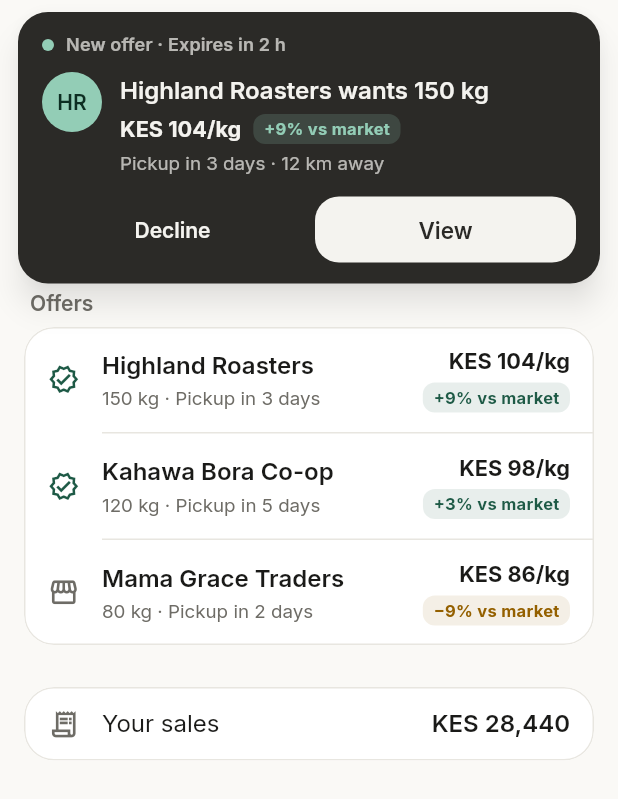
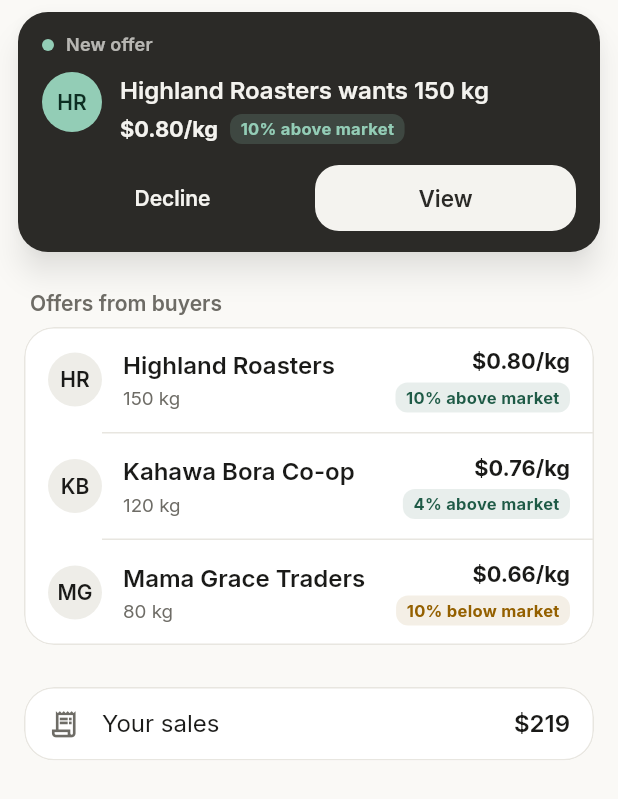
Before and after one commit to JackSantospago/Espresso-Hackers, a Flutter app: the SellScreen screen opened directly, on a phone screen of 412 x 824 dp. Shown: the top 799 px of the screen. Run offline on Flutter 3.47's test engine with Material 3 defaults, Android fonts, the phone set to English and light mode, and no system bars; our stand-ins replace connectivity_plus, geolocator, image_picker; missing offline and left inert: flutter_edge_ai, flutter_edge_ai_embeddings, flutter_edge_ai_litertlm, flutter_edge_ai_sqlite, tflite_flutter, workmanager; statements that could not run were skipped.

Commit message:
Sell readable in 4 seconds: dollars, plain words, less per row
- Demo prices in US dollars (/bin/zsh.80/kg) instead of KES
- 'x% above / below market', 'Paid by mobile money', 'Offers from buyers'
- Offer rows: initials, buyer, kilos, price, above/below tag
- Ring: '1,000 kg / this season' and 'Ready Oct → Dec' only
- Slide-in offer: buyer, kilos, price, tag, two buttons
- Offer sheet: tag under the price (fixes a French overflow)

Co-Authored-By: Claude Opus 5.5 <noreply@anthropic.com>

```diff
--- a/field_assistant/lib/frontend/sell/market_demo.dart
+++ b/field_assistant/lib/frontend/sell/market_demo.dart
@@ -53,16 +53,16 @@ class MarketDemo extends ChangeNotifier {
   MarketDemo();
   static final instance = MarketDemo();
 
-  /// Coffee cherry, KES per kg (demo value).
-  final int referencePrice = 95;
-  static const currency = 'KES';
+  /// Coffee cherry, US cents per kg (demo value). Shown in US dollars so anyone
+  /// watching the demo reads it at once; a real market would use the local currency.
+  final int referencePrice = 73;
 
   final List<BuyerOffer> offers = [
     const BuyerOffer(
       id: 'o1',
       buyer: 'Highland Roasters',
       share: 0.15,
-      pricePerKg: 104,
+      pricePerKg: 80,
       pickupInDays: 3,
       km: 12,
       rating: 4.8,
@@ -74,7 +74,7 @@ class MarketDemo extends ChangeNotifier {
       id: 'o2',
       buyer: 'Kahawa Bora Co-op',
       share: 0.12,
-      pricePerKg: 98,
+      pricePerKg: 76,
       pickupInDays: 5,
       km: 6,
       rating: 4.9,
@@ -85,7 +85,7 @@ class MarketDemo extends ChangeNotifier {
       id: 'o3',
       buyer: 'Mama Grace Traders',
       share: 0.08,
-      pricePerKg: 86,
+      pricePerKg: 66,
       pickupInDays: 2,
       km: 21,
       rating: 4.1,
@@ -94,8 +94,8 @@ class MarketDemo extends ChangeNotifier {
   ];
 
   final List<SaleRecord> sales = [
-    const SaleRecord(buyer: 'Kahawa Bora Co-op', share: 0.18, pricePerKg: 92),
-    const SaleRecord(buyer: 'Highland Roasters', share: 0.12, pricePerKg: 99),
+    const SaleRecord(buyer: 'Kahawa Bora Co-op', share: 0.18, pricePerKg: 71),
+    const SaleRecord(buyer: 'Highland Roasters', share: 0.12, pricePerKg: 76),
   ];
 
   /// The slide-in "new offer" card is shown once per app run.
@@ -157,9 +157,12 @@ class MarketDemo extends ChangeNotifier {
   }
 }
 
-/// "KES 20,800".
-String money(int amount) {
-  final digits = amount.abs().toString();
-  final grouped = digits.replaceAllMapped(RegExp(r'\B(?=(\d{3})+(?!\d))'), (_) => ',');
-  return '${MarketDemo.currency} ${amount < 0 ? '-' : ''}$grouped';
+/// A price per kg from US cents: "$0.80".
+String price(int cents) => '\$${(cents / 100).toStringAsFixed(2)}';
+
+/// An amount from US cents, in whole dollars: "$1,234".
+String money(int cents) {
+  final dollars = (cents / 100).round();
+  final grouped = dollars.abs().toString().replaceAllMapped(RegExp(r'\B(?=(\d{3})+(?!\d))'), (_) => ',');
+  return '${dollars < 0 ? '-' : ''}\$$grouped';
 }
--- a/field_assistant/lib/frontend/sell/sell_screen.dart
+++ b/field_assistant/lib/frontend/sell/sell_screen.dart
@@ -180,8 +180,8 @@ class _SellScreenState extends State<SellScreen> {
                 sold: _m.soldKg,
                 offered: _m.offeredKg,
                 center: Column(mainAxisSize: MainAxisSize.min, children: [
-                  Text(groupDigits(_m.seasonBase), style: t.headlineSmall),
-                  Text('kg', style: t.labelMedium?.copyWith(color: c.onSurfaceVariant)),
+                  Text('${groupDigits(_m.seasonBase)} kg', style: t.titleLarge),
+                  Text(s.thisSeason, style: t.labelSmall?.copyWith(color: c.onSurfaceVariant)),
                 ]),
               ),
               const SizedBox(width: 20),
@@ -194,11 +194,7 @@ class _SellScreenState extends State<SellScreen> {
               ),
             ]),
             const SizedBox(height: 14),
-            Text(
-              '${readyText(context, f)} · ${s.harvestEstimate} ${kgRange(f)}',
-              style: t.bodySmall,
-              textAlign: TextAlign.center,
-            ),
+            Text(readyText(context, f), style: t.bodyMedium?.copyWith(color: c.primary, fontWeight: FontWeight.w600)),
           ]),
         ),
       ),
@@ -232,13 +228,16 @@ class _SellScreenState extends State<SellScreen> {
         if (_m.offers.isEmpty) RowTile(icon: Icons.inbox_outlined, title: s.noOffers),
         for (final o in _m.offers)
           RowTile(
-            icon: o.verified ? Icons.verified_outlined : Icons.storefront_outlined,
-            iconColor: o.verified ? c.primary : null,
+            leading: CircleAvatar(
+              radius: 18,
+              backgroundColor: c.surfaceContainerHigh,
+              child: Text(_initials(o.buyer), style: t.labelLarge?.copyWith(color: c.onSurface)),
+            ),
             title: o.buyer,
             titleStyle: t.bodyLarge?.copyWith(fontWeight: FontWeight.w600),
-            subtitle: '${_m.offerKg(o)} kg · ${s.pickupIn(o.pickupInDays)}',
+            subtitle: '${_m.offerKg(o)} kg',
             trailing: Column(crossAxisAlignment: CrossAxisAlignment.end, mainAxisSize: MainAxisSize.min, children: [
-              Text('${money(o.pricePerKg)}/kg', style: t.bodyMedium?.copyWith(fontWeight: FontWeight.w700)),
+              Text('${price(o.pricePerKg)}/kg', style: t.bodyMedium?.copyWith(fontWeight: FontWeight.w700)),
               const SizedBox(height: 4),
               FairnessTag(pct: _m.vsMarket(o)),
             ]),
@@ -277,7 +276,7 @@ class _SellScreenState extends State<SellScreen> {
                       icon: sale.paid ? Icons.check_circle_outline_rounded : Icons.local_shipping_outlined,
                       iconColor: sale.paid ? c.primary : c.secondary,
                       title: sale.buyer,
-                      subtitle: '${_m.saleKg(sale)} kg · ${money(sale.pricePerKg)}/kg · '
+                      subtitle: '${_m.saleKg(sale)} kg · ${price(sale.pricePerKg)}/kg · '
                           '${sale.paid ? s.statusPaid : s.pickupIn(sale.pickupInDays!)}',
                       trailing: Text(money(_m.saleTotal(sale)), style: t.bodyMedium?.copyWith(fontWeight: FontWeight.w600)),
                     ),
@@ -292,7 +291,7 @@ class _SellScreenState extends State<SellScreen> {
                     ),
                 ]),
                 const SizedBox(height: 12),
-                Text(s.marketRef(money(_m.referencePrice)), style: t.bodySmall, textAlign: TextAlign.center),
+                Text(s.marketRef(price(_m.referencePrice)), style: t.bodySmall, textAlign: TextAlign.center),
               ],
             ),
           );
@@ -361,12 +360,7 @@ class _OfferAlert extends StatelessWidget {
           Row(children: [
             Container(width: 8, height: 8, decoration: BoxDecoration(color: c.inversePrimary, shape: BoxShape.circle)),
             const SizedBox(width: 8),
-            Expanded(
-              child: Text(
-                [s.newOffer, if (offer.expiresInHours != null) s.expiresIn(offer.expiresInHours!)].join(' · '),
-                style: t.labelMedium?.copyWith(color: soft),
-              ),
-            ),
+            Expanded(child: Text(s.newOffer, style: t.labelMedium?.copyWith(color: soft))),
           ]),
           const SizedBox(height: 10),
           Row(crossAxisAlignment: CrossAxisAlignment.start, children: [
@@ -381,11 +375,9 @@ class _OfferAlert extends StatelessWidget {
                 Text(s.wantsKg(offer.buyer, market.offerKg(offer)), style: t.titleMedium?.copyWith(color: ink)),
                 const SizedBox(height: 4),
                 Wrap(spacing: 8, runSpacing: 4, crossAxisAlignment: WrapCrossAlignment.center, children: [
-                  Text('${money(offer.pricePerKg)}/kg', style: t.bodyMedium?.copyWith(color: ink, fontWeight: FontWeight.w700)),
+                  Text('${price(offer.pricePerKg)}/kg', style: t.bodyMedium?.copyWith(color: ink, fontWeight: FontWeight.w700)),
                   FairnessTag(pct: market.vsMarket(offer), onDark: true),
                 ]),
-                const SizedBox(height: 4),
-                Text('${s.pickupIn(offer.pickupInDays)} · ${s.kmAway(offer.km)}', style: t.bodySmall?.copyWith(color: soft)),
               ]),
             ),
           ]),
@@ -463,9 +455,11 @@ class _OfferSheet extends StatelessWidget {
             padding: const EdgeInsets.symmetric(vertical: 7),
             child: Row(children: [
               Expanded(child: Text(s.pricePerKg, style: t.bodyMedium?.copyWith(color: c.onSurfaceVariant))),
-              FairnessTag(pct: market.vsMarket(offer)),
-              const SizedBox(width: 8),
-              Text(money(offer.pricePerKg), style: t.bodyLarge?.copyWith(fontWeight: FontWeight.w600)),
+              Column(crossAxisAlignment: CrossAxisAlignment.end, children: [
+                Text(price(offer.pricePerKg), style: t.bodyLarge?.copyWith(fontWeight: FontWeight.w600)),
+                const SizedBox(height: 4),
+                FairnessTag(pct: market.vsMarket(offer)),
+              ]),
             ]),
           ),
           line(s.pickupIn(offer.pickupInDays), s.kmAway(offer.km)),
--- a/field_assistant/lib/frontend/shared/ui.dart
+++ b/field_assistant/lib/frontend/shared/ui.dart
@@ -85,8 +85,12 @@ class RowTile extends StatelessWidget {
     this.onTap,
     this.titleStyle,
     this.iconColor,
+    this.leading,
   });
   final IconData? icon;
+
+  /// Instead of [icon], any widget (e.g. initials in a circle).
+  final Widget? leading;
   final String title;
   final String? subtitle;
   final Widget? trailing;
@@ -103,7 +107,10 @@ class RowTile extends StatelessWidget {
       child: Padding(
         padding: const EdgeInsets.symmetric(horizontal: 16, vertical: 13),
         child: Row(crossAxisAlignment: CrossAxisAlignment.center, children: [
-          if (icon != null) ...[
+          if (leading != null) ...[
+            leading!,
+            const SizedBox(width: 14),
+          ] else if (icon != null) ...[
             Icon(icon, size: 21, color: iconColor ?? c.onSurfaceVariant),
             const SizedBox(width: 15),
           ],
```
Also changed, not shown: field_assistant/lib/core/strings.dart (+14 -9 lines), 1 other file.
